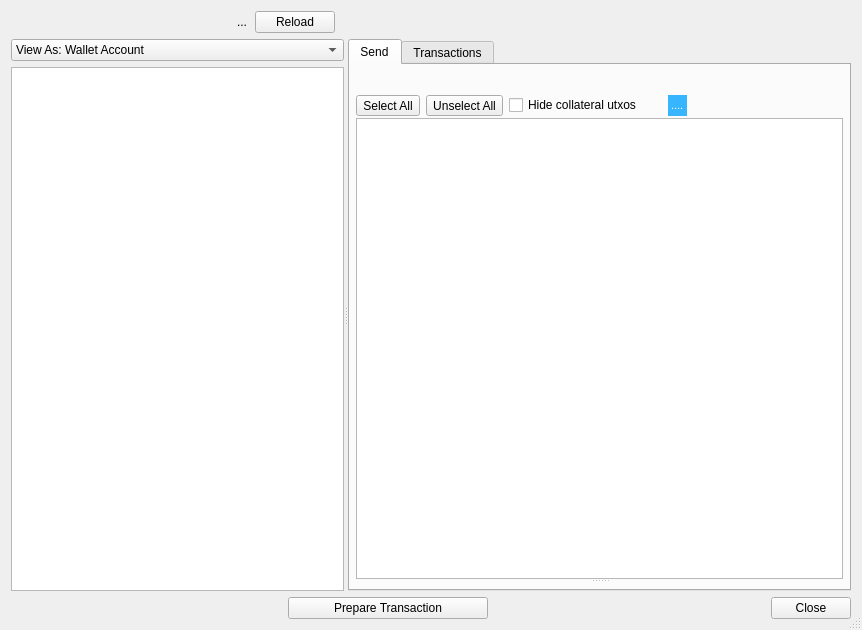
This is src/ui/ui_send_payout_dlg.ui in Bertrand256/dash-masternode-tool as Qt 5 draws it before an edit. The edited form follows.
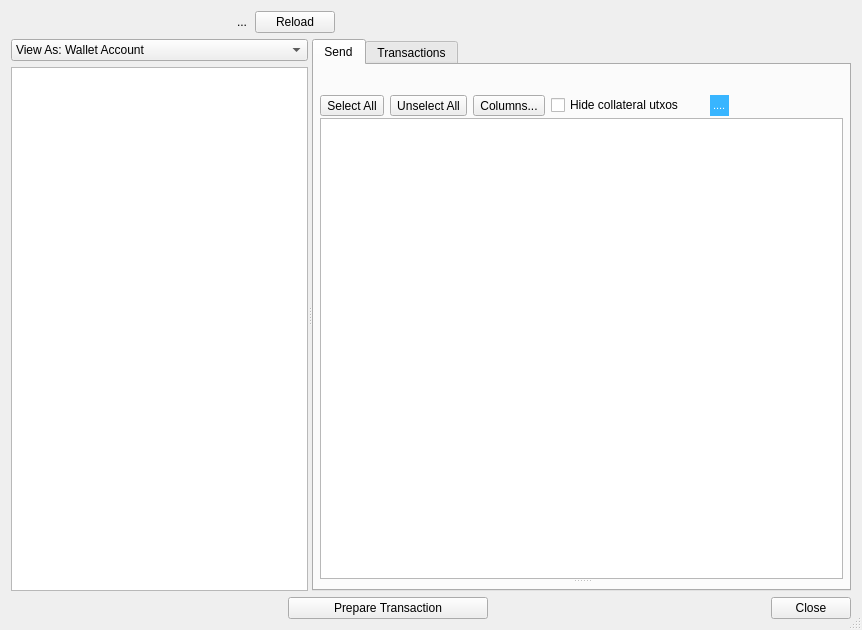
This is the edited form.

Commit message: Payment and proposal dialogs: dedicated column-list class for tableview widgets with the most needed set of features (solumns hiding, reordering, etc)

```diff
--- a/src/ui/ui_send_payout_dlg.ui
+++ b/src/ui/ui_send_payout_dlg.ui
@@ -462,6 +462,13 @@
                       </property>
                      </widget>
                     </item>
+                    <item>
+                     <widget class="QToolButton" name="btnUtxoViewColumns">
+                      <property name="text">
+                       <string>Columns...</string>
+                      </property>
+                     </widget>
+                    </item>
                     <item>
                      <widget class="QCheckBox" name="chbHideCollateralTx">
                       <property name="styleSheet">
```
Left out of the diff: 2 changed lines with no effect on the pictures. The commit also changes 6 other files.
